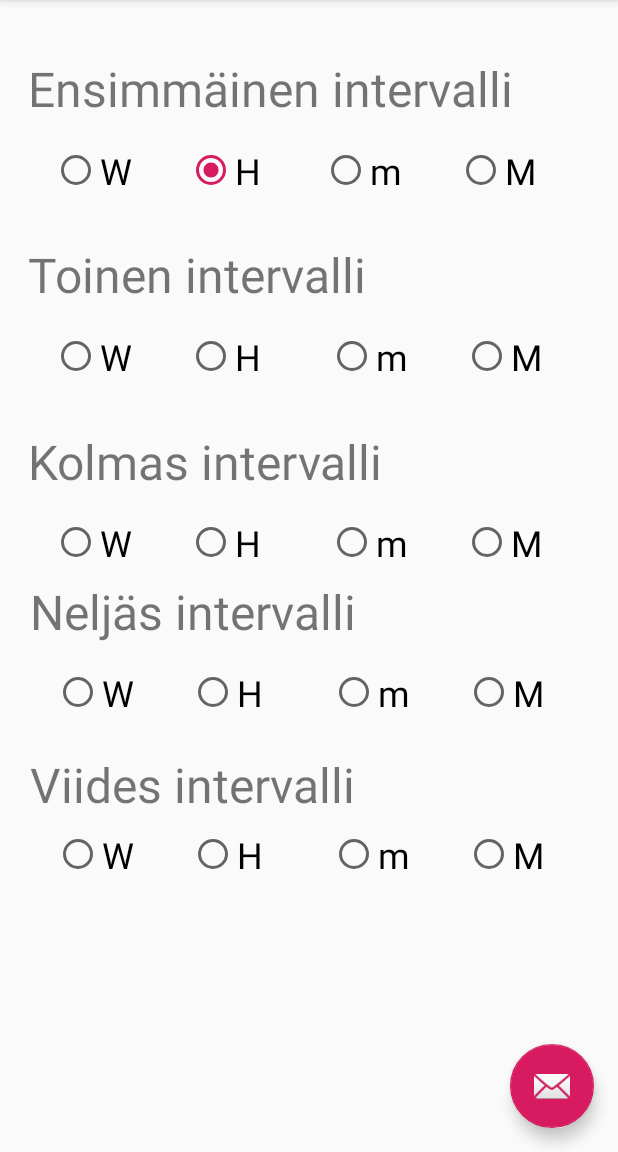
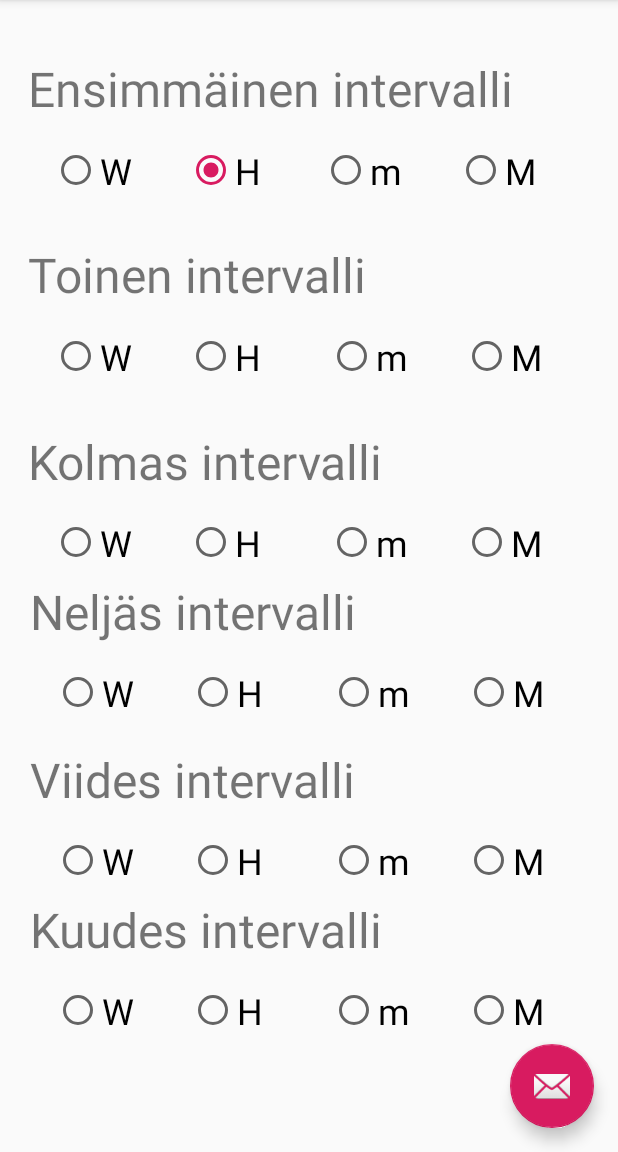
Before and after one commit to sangervu/MatchMusicScalesAndroid, an Android app: the screen it shows after launch (MainActivity), on a phone screen of 412 x 824 dp, the part 84-1236 px from its top. Run offline under Robolectric (Android 15) with nearby library versions, the phone set to English and light mode, and no system bars.

Commit message:
näytön viimeistely

```diff
--- a/app/src/main/res/layout/content_main.xml
+++ b/app/src/main/res/layout/content_main.xml
@@ -261,7 +261,7 @@
     <LinearLayout
         android:id="@+id/linearLayout4"
         android:layout_width="386dp"
-        android:layout_height="100dp"
+        android:layout_height="wrap_content"
         android:layout_marginStart="13dp"
         android:layout_marginLeft="13dp"
         android:orientation="vertical"
@@ -343,7 +343,7 @@
     <LinearLayout
         android:id="@+id/linearLayout5"
         android:layout_width="386dp"
-        android:layout_height="94dp"
+        android:layout_height="wrap_content"
         android:layout_marginStart="13dp"
         android:layout_marginLeft="13dp"
         android:layout_marginBottom="160dp"
@@ -424,4 +424,86 @@
 
     </LinearLayout>
 
+    <LinearLayout
+        android:id="@+id/linearLayout6"
+        android:layout_width="386dp"
+        android:layout_height="wrap_content"
+        android:layout_marginStart="13dp"
+        android:layout_marginLeft="13dp"
+        android:orientation="vertical"
+        app:layout_constraintEnd_toEndOf="parent"
+        app:layout_constraintStart_toStartOf="parent"
+        app:layout_constraintTop_toBottomOf="@+id/linearLayout5">
+
+        <TextView
+            android:id="@+id/textView"
+            android:layout_width="match_parent"
+            android:layout_height="wrap_content"
+            android:layout_marginTop="8dp"
+            android:layout_weight="1"
+            android:text="@string/kuudes_intervalli"
+            android:textSize="32sp"
+            app:layout_constraintTop_toTopOf="parent"
+            tools:layout_editor_absoluteX="38dp"
+            tools:layout_width="wrap_content" />
+
+        <RadioGroup
+            android:id="@+id/Intervalli6"
+            android:layout_width="match_parent"
+            android:layout_height="wrap_content"
+            android:layout_marginStart="16dp"
+            android:layout_marginLeft="16dp"
+            android:layout_marginTop="16dp"
+            android:layout_weight="1"
+            android:checkedButton="@+id/radioButton12"
+            android:orientation="horizontal"
+            android:visibility="visible"
+            app:layout_constraintEnd_toEndOf="parent"
+            app:layout_constraintStart_toStartOf="parent"
+            app:layout_constraintTop_toTopOf="parent">
+
+            <RadioButton
+                android:id="@+id/radioButton61"
+                android:layout_width="90dp"
+                android:layout_height="match_parent"
+                android:checked="false"
+                android:clickable="true"
+                android:focusable="true"
+                android:text="@string/w"
+                android:textSize="24sp"
+                tools:layout_height="match_parent" />
+
+            <RadioButton
+                android:id="@+id/radioButton62"
+                android:layout_width="94dp"
+                android:layout_height="match_parent"
+                android:checked="false"
+                android:clickable="true"
+                android:duplicateParentState="false"
+                android:focusable="true"
+                android:text="@string/h"
+                android:textSize="24sp" />
+
+            <RadioButton
+                android:id="@+id/radioButton63"
+                android:layout_width="90dp"
+                android:layout_height="match_parent"
+                android:clickable="true"
+                android:focusable="true"
+                android:text="@string/m"
+                android:textSize="24sp" />
+
+            <RadioButton
+                android:id="@+id/radioButton64"
+                android:layout_width="109dp"
+                android:layout_height="match_parent"
+                android:clickable="true"
+                android:focusable="true"
+                android:text="@string/M"
+                android:textSize="24sp" />
+
+        </RadioGroup>
+
+    </LinearLayout>
+
 </android.support.constraint.ConstraintLayout>
--- a/app/src/main/res/values/strings.xml
+++ b/app/src/main/res/values/strings.xml
@@ -13,4 +13,5 @@
     <string name="ensimmainen_intervalli">Ensimmäinen intervalli</string>
     <string name="viides_intervalli">Viides intervalli</string>
     <string name="w">W</string>
+    <string name="kuudes_intervalli">Kuudes intervalli</string>
 </resources>
```
